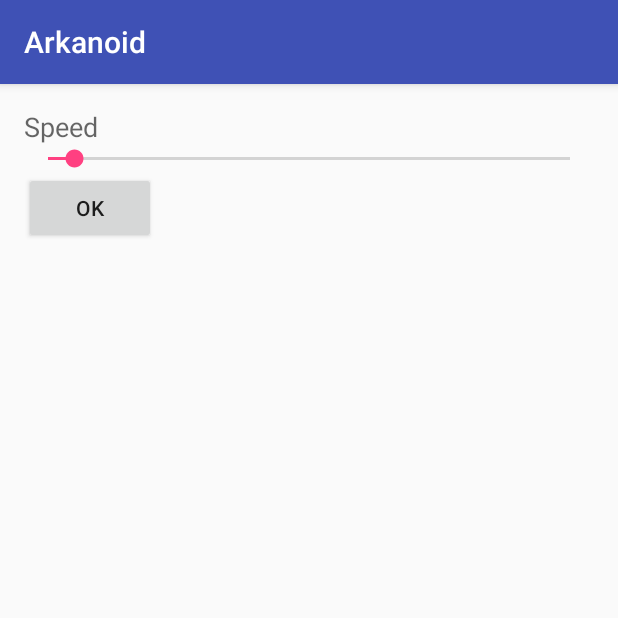
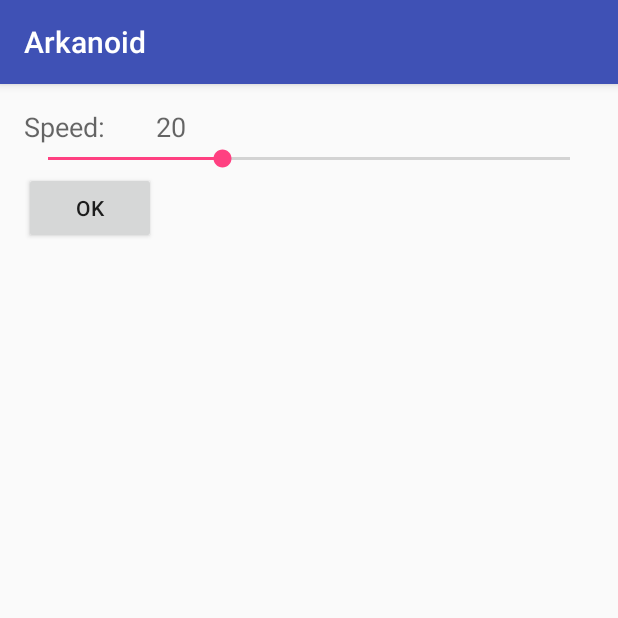
Before and after one commit to kiberzoid/Arkanoid, an Android app: the SettingsActivity screen opened directly, with no data from a screen before it, on a phone screen of 412 x 824 dp, the top half of it. Run offline under Robolectric (Android 15) with nearby library versions, the phone set to English and light mode, and no system bars.

Commit message:
Добавлено отображение значения скорости

```diff
--- a/app/src/main/java/kiberzoid/arkanoid/SettingsActivity.java
+++ b/app/src/main/java/kiberzoid/arkanoid/SettingsActivity.java
@@ -8,6 +8,7 @@ import android.os.Bundle;
 import android.view.View;
 import android.widget.Button;
 import android.widget.SeekBar;
+import android.widget.TextView;
 
 public class SettingsActivity extends AppCompatActivity implements View.OnClickListener{
 
@@ -17,19 +18,23 @@ public class SettingsActivity extends AppCompatActivity implements View.OnClickL
 
     private int speed = 20;
     private SeekBar s_bar;
+    private TextView speed_view;
 
     @Override
     protected void onCreate(Bundle savedInstanceState) {
         super.onCreate(savedInstanceState);
         setContentView(R.layout.activity_settings);
+        speed_view = (TextView) findViewById(R.id.speed_view);
         Button ok_button = (Button) findViewById(R.id.setting_ok_button);
         ok_button.setOnClickListener(this);
         aSettings = this.getSharedPreferences(APP_PREFERENCES, Context.MODE_PRIVATE);
         s_bar = (SeekBar) findViewById(R.id.seekBar);
+        speed_view.setText(s_bar.getProgress()+"");
         s_bar.setOnSeekBarChangeListener(new SeekBar.OnSeekBarChangeListener() {
             @Override
             public void onProgressChanged(SeekBar seekBar, int progress, boolean fromUser) {
                 speed = progress;
+                speed_view.setText(progress+"");
             }
 
             @Override
--- a/app/src/main/res/layout/activity_settings.xml
+++ b/app/src/main/res/layout/activity_settings.xml
@@ -24,8 +24,8 @@
         android:layout_below="@+id/speed_text"
         android:layout_alignParentLeft="true"
         android:layout_alignParentStart="true"
-        android:progress="5"
-        android:max="100" />
+        android:progress="20"
+        android:max="60" />
 
     <Button
         android:layout_width="wrap_content"
@@ -36,4 +36,13 @@
         android:layout_alignParentLeft="true"
         android:layout_alignParentStart="true" />
 
+    <TextView
+        android:layout_width="wrap_content"
+        android:layout_height="wrap_content"
+        android:textAppearance="?android:attr/textAppearanceMedium"
+        android:id="@+id/speed_view"
+        android:layout_alignBottom="@+id/speed_text"
+        android:layout_toRightOf="@+id/setting_ok_button"
+        android:layout_toEndOf="@+id/setting_ok_button" />
+
 </RelativeLayout>
--- a/app/src/main/res/values/strings.xml
+++ b/app/src/main/res/values/strings.xml
@@ -6,5 +6,5 @@
     <string name="settings_cancel_button">Cancel</string>
     <string name="hello_text">Lets get start</string>
     <string name="title_activity_game">GameActivity</string>
-    <string name="speed_text">Speed</string>
+    <string name="speed_text">Speed:</string>
 </resources>
```
